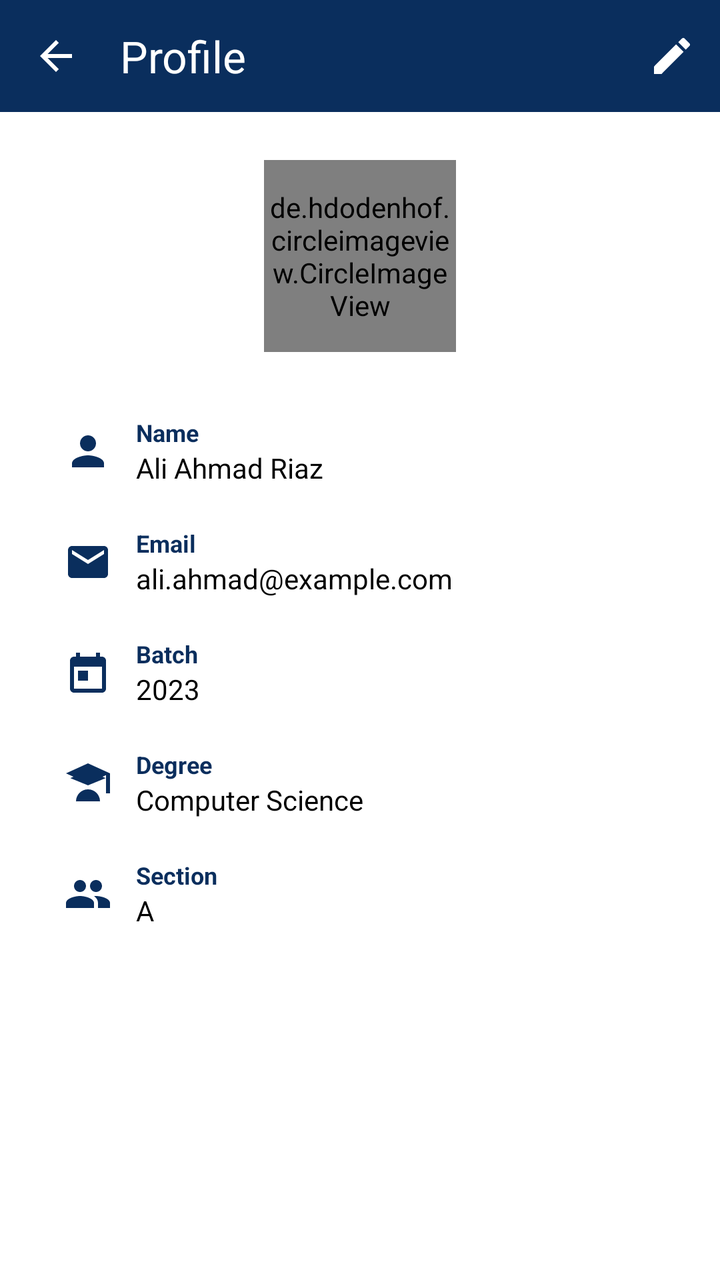
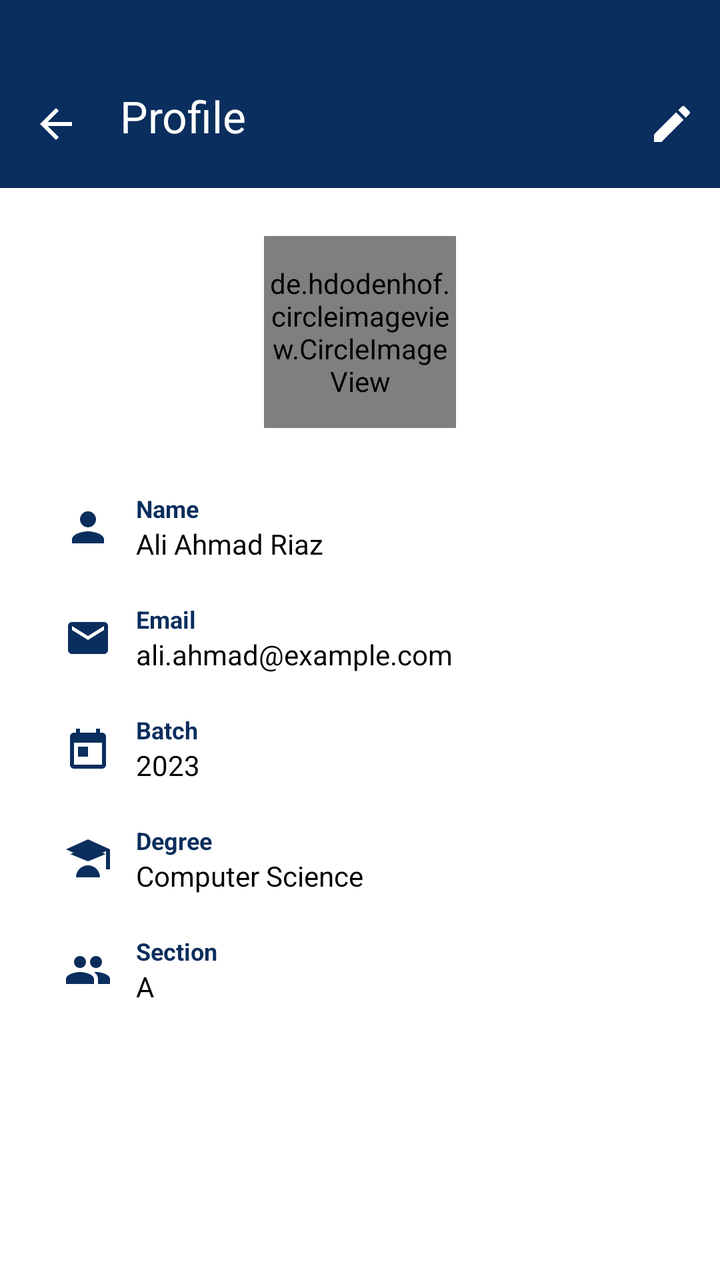

An Android layout rendered at two revisions. The XML below is the earlier revision; the diff shows what the commit changed to produce the second picture.
<!-- AndroidManifest.xml: application theme Theme.FASTable -->
<!-- res/layout/activity_profile.xml -->
<?xml version="1.0" encoding="utf-8"?>
<androidx.constraintlayout.widget.ConstraintLayout
    xmlns:android="http://schemas.android.com/apk/res/android"
    xmlns:app="http://schemas.android.com/apk/res-auto"
    xmlns:tools="http://schemas.android.com/tools"
    android:id="@+id/root"
    android:layout_width="match_parent"
    android:layout_height="match_parent"
    android:background="#FFFFFF"
    tools:context=".Profile">

    <androidx.appcompat.widget.Toolbar
        android:id="@+id/topAppBar"
        android:layout_width="0dp"
        android:layout_height="56dp"
        android:background="#0A2E5D"
        app:navigationIcon="@drawable/ic_arrow_back"
        app:title="Profile"
        app:titleTextColor="@android:color/white"
        app:menu="@menu/profile_menu"
        app:layout_constraintTop_toTopOf="parent"
        app:layout_constraintStart_toStartOf="parent"
        app:layout_constraintEnd_toEndOf="parent"/>

    
    <de.hdodenhof.circleimageview.CircleImageView
        android:id="@+id/profileImage"
        android:layout_width="96dp"
        android:layout_height="96dp"
        android:src="@drawable/img_demo"
        android:layout_marginTop="24dp"
        app:civ_border_color="#0A2E5D"
        app:civ_border_width="2dp"
        app:layout_constraintTop_toBottomOf="@id/topAppBar"
        app:layout_constraintStart_toStartOf="parent"
        app:layout_constraintEnd_toEndOf="parent"/>

    
    <LinearLayout
        android:id="@+id/infoContainer"
        android:layout_width="0dp"
        android:layout_height="wrap_content"
        android:layout_marginTop="32dp"
        android:layout_marginStart="32dp"
        android:layout_marginEnd="32dp"
        android:orientation="vertical"
        app:layout_constraintTop_toBottomOf="@id/profileImage"
        app:layout_constraintStart_toStartOf="parent"
        app:layout_constraintEnd_toEndOf="parent">

        <LinearLayout
            android:layout_width="match_parent"
            android:layout_height="wrap_content"
            android:orientation="horizontal"
            android:gravity="center_vertical"
            android:layout_marginBottom="20dp">

            <ImageView
                android:id="@+id/icon_name"
                android:layout_width="24dp"
                android:layout_height="24dp"
                android:src="@drawable/ic_person"
                android:contentDescription="name icon"
                app:tint="#0A2E5D" />

            <LinearLayout
                android:layout_width="wrap_content"
                android:layout_height="wrap_content"
                android:orientation="vertical"
                android:layout_marginStart="12dp">

                <TextView
                    android:id="@+id/label_name"
                    android:layout_width="wrap_content"
                    android:layout_height="wrap_content"
                    android:text="Name"
                    android:textSize="12sp"
                    android:textColor="#0A2E5D"
                    android:textStyle="bold"/>

                <TextView
                    android:id="@+id/value_name"
                    android:layout_width="wrap_content"
                    android:layout_height="wrap_content"
                    android:text="Ali Ahmad Riaz"
                    android:textSize="14sp"
                    android:textColor="#000000"/>
            </LinearLayout>
        </LinearLayout>

        
        <LinearLayout
            android:layout_width="match_parent"
            android:layout_height="wrap_content"
            android:orientation="horizontal"
            android:gravity="center_vertical"
            android:layout_marginBottom="20dp">

            <ImageView
                android:id="@+id/icon_email"
                android:layout_width="24dp"
                android:layout_height="24dp"
                android:src="@drawable/ic_email"
                android:contentDescription="email icon"
                app:tint="#0A2E5D" />

            <LinearLayout
                android:layout_width="wrap_content"
                android:layout_height="wrap_content"
                android:orientation="vertical"
                android:layout_marginStart="12dp">

                <TextView
                    android:id="@+id/label_email"
                    android:layout_width="wrap_content"
                    android:layout_height="wrap_content"
                    android:text="Email"
                    android:textSize="12sp"
                    android:textColor="#0A2E5D"
                    android:textStyle="bold"/>

                <TextView
                    android:id="@+id/value_email"
                    android:layout_width="wrap_content"
                    android:layout_height="wrap_content"
                    android:text="ali.ahmad@example.com"
                    android:textSize="14sp"
                    android:textColor="#000000"/>
            </LinearLayout>
        </LinearLayout>


        
        <LinearLayout
            android:layout_width="match_parent"
            android:layout_height="wrap_content"
            android:orientation="horizontal"
            android:gravity="center_vertical"
            android:layout_marginBottom="20dp">

            <ImageView
                android:id="@+id/icon_batch"
                android:layout_width="24dp"
                android:layout_height="24dp"
                android:src="@drawable/ic_calendar"
                android:contentDescription="batch icon"
                app:tint="#0A2E5D" />

            <LinearLayout
                android:layout_width="wrap_content"
                android:layout_height="wrap_content"
                android:orientation="vertical"
                android:layout_marginStart="12dp">

                <TextView
                    android:id="@+id/label_batch"
                    android:layout_width="wrap_content"
                    android:layout_height="wrap_content"
                    android:text="Batch"
                    android:textSize="12sp"
                    android:textColor="#0A2E5D"
                    android:textStyle="bold"/>

                <TextView
                    android:id="@+id/value_batch"
                    android:layout_width="wrap_content"
                    android:layout_height="wrap_content"
                    android:text="2023"
                    android:textSize="14sp"
                    android:textColor="#000000"/>
            </LinearLayout>
        </LinearLayout>

        
        <LinearLayout
            android:layout_width="match_parent"
            android:layout_height="wrap_content"
            android:orientation="horizontal"
            android:gravity="center_vertical"
            android:layout_marginBottom="20dp">

            <ImageView
                android:id="@+id/icon_degree"
                android:layout_width="24dp"
                android:layout_height="24dp"
                android:src="@drawable/ic_degree"
                android:contentDescription="degree icon"
                app:tint="#0A2E5D" />

            <LinearLayout
                android:layout_width="wrap_content"
                android:layout_height="wrap_content"
                android:orientation="vertical"
                android:layout_marginStart="12dp">

                <TextView
                    android:id="@+id/label_degree"
                    android:layout_width="wrap_content"
                    android:layout_height="wrap_content"
                    android:text="Degree"
                    android:textSize="12sp"
                    android:textColor="#0A2E5D"
                    android:textStyle="bold"/>

                <TextView
                    android:id="@+id/value_degree"
                    android:layout_width="wrap_content"
                    android:layout_height="wrap_content"
                    android:text="Computer Science"
                    android:textSize="14sp"
                    android:textColor="#000000"/>
            </LinearLayout>
        </LinearLayout>

        
        <LinearLayout
            android:layout_width="match_parent"
            android:layout_height="wrap_content"
            android:orientation="horizontal"
            android:gravity="center_vertical">

            <ImageView
                android:id="@+id/icon_section"
                android:layout_width="24dp"
                android:layout_height="24dp"
                android:src="@drawable/ic_section"
                android:contentDescription="section icon"
                app:tint="#0A2E5D" />

            <LinearLayout
                android:layout_width="wrap_content"
                android:layout_height="wrap_content"
                android:orientation="vertical"
                android:layout_marginStart="12dp">

                <TextView
                    android:id="@+id/label_section"
                    android:layout_width="wrap_content"
                    android:layout_height="wrap_content"
                    android:text="Section"
                    android:textSize="12sp"
                    android:textColor="#0A2E5D"
                    android:textStyle="bold"/>

                <TextView
                    android:id="@+id/value_section"
                    android:layout_width="wrap_content"
                    android:layout_height="wrap_content"
                    android:text="A"
                    android:textSize="14sp"
                    android:textColor="#000000"/>
            </LinearLayout>
        </LinearLayout>

    </LinearLayout>

</androidx.constraintlayout.widget.ConstraintLayout>
<!-- resources referenced by this layout -->
<resources>
  <!-- drawable ic_arrow_back (drawable) -->
  <vector xmlns:android="http://schemas.android.com/apk/res/android"
      android:width="24dp"
      android:height="24dp"
      android:viewportWidth="24"
      android:viewportHeight="24">
      <path
          android:fillColor="#FFFFFFFF"
          android:pathData="M20,11H7.83l5.59-5.59L12,4l-8,8 8,8 1.41-1.41L7.83,13H20v-2z" />
  </vector>
  <!-- drawable ic_calendar (drawable) -->
  <vector xmlns:android="http://schemas.android.com/apk/res/android"
      android:width="24dp" android:height="24dp"
      android:viewportWidth="24" android:viewportHeight="24">
      <path
          android:fillColor="#0A2E5D"
          android:pathData="M19,4h-1V2h-2v2H8V2H6v2H5c-1.1,0 -2,0.9 -2,2v14c0,1.1 0.9,2 2,2h14c1.1,0 2,-0.9 2,-2V6c0,-1.1 -0.9,-2 -2,-2zM19,20H5V9h14v11zM7,11h5v5H7z"/>
  </vector>
  <!-- drawable ic_degree (drawable) -->
  <vector xmlns:android="http://schemas.android.com/apk/res/android"
      android:width="24dp" android:height="24dp"
      android:viewportWidth="24" android:viewportHeight="24">
      <path
          android:fillColor="#0A2E5D"
          android:pathData="M12,2L1,7l11,5 9,-4.09V17h2V7L12,2zM3.18,9.4L12,13l8.82,-3.6L12,5.4 3.18,9.4zM12,15c-3.31,0 -6,2.69 -6,6h12c0,-3.31 -2.69,-6 -6,-6z"/>
  </vector>
  <!-- drawable ic_email (drawable) -->
  <vector xmlns:android="http://schemas.android.com/apk/res/android"
      android:width="24dp" android:height="24dp"
      android:viewportWidth="24" android:viewportHeight="24">
      <path
          android:fillColor="#0A2E5D"
          android:pathData="M20,4H4c-1.1,0 -1.99,0.9 -1.99,2L2,18c0,1.1 0.9,2 2,2h16c1.1,0 2,-0.9 2,-2V6c0,-1.1 -0.9,-2 -2,-2zM20,8l-8,5 -8,-5V6l8,5 8,-5v2z"/>
  </vector>
  <!-- drawable ic_person (drawable) -->
  <vector xmlns:android="http://schemas.android.com/apk/res/android"
      android:width="24dp" android:height="24dp"
      android:viewportWidth="24" android:viewportHeight="24">
      <path
          android:fillColor="#0A2E5D"
          android:pathData="M12,12c2.21,0 4,-1.79 4,-4s-1.79,-4 -4,-4 -4,1.79 -4,4 1.79,4 4,4zM12,14c-2.67,0 -8,1.34 -8,4v2h16v-2c0,-2.66 -5.33,-4 -8,-4z"/>
  </vector>
  <!-- drawable ic_section (drawable) -->
  <vector xmlns:android="http://schemas.android.com/apk/res/android"
      android:width="24dp" android:height="24dp"
      android:viewportWidth="24" android:viewportHeight="24">
      <path
          android:fillColor="#0A2E5D"
          android:pathData="M16,11c1.66,0 2.99,-1.34 2.99,-3S17.66,5 16,5s-3,1.34 -3,3 1.34,3 3,3zM8,11c1.66,0 2.99,-1.34 2.99,-3S9.66,5 8,5 5,6.34 5,8s1.34,3 3,3zM8,13c-2.33,0 -7,1.17 -7,3.5V19h14v-2.5C15,14.17 10.33,13 8,13zM16,13c-0.29,0 -0.62,0.02 -0.97,0.05 1.16,0.84 1.97,1.97 1.97,3.45V19h6v-2.5c0,-2.33 -4.67,-3.5 -7,-3.5z"/>
  </vector>
  <!-- drawable img_demo: png bitmap (drawable, 35192 bytes) -->
  <style name="Theme.FASTable" parent="Base.Theme.FASTable" />
  <style name="Base.Theme.FASTable" parent="Theme.Material3.DayNight.NoActionBar">
          
          
      </style>
</resources>

<!-- the commit's change to res/layout/activity_profile.xml (unified diff, before → after) -->
@@ -12,7 +12,9 @@
     <androidx.appcompat.widget.Toolbar
         android:id="@+id/topAppBar"
         android:layout_width="0dp"
-        android:layout_height="56dp"
+        android:layout_height="94dp"
+        android:paddingTop="30dp"
+        android:paddingBottom="8dp"
         android:background="#0A2E5D"
         app:navigationIcon="@drawable/ic_arrow_back"
         app:title="Profile"
